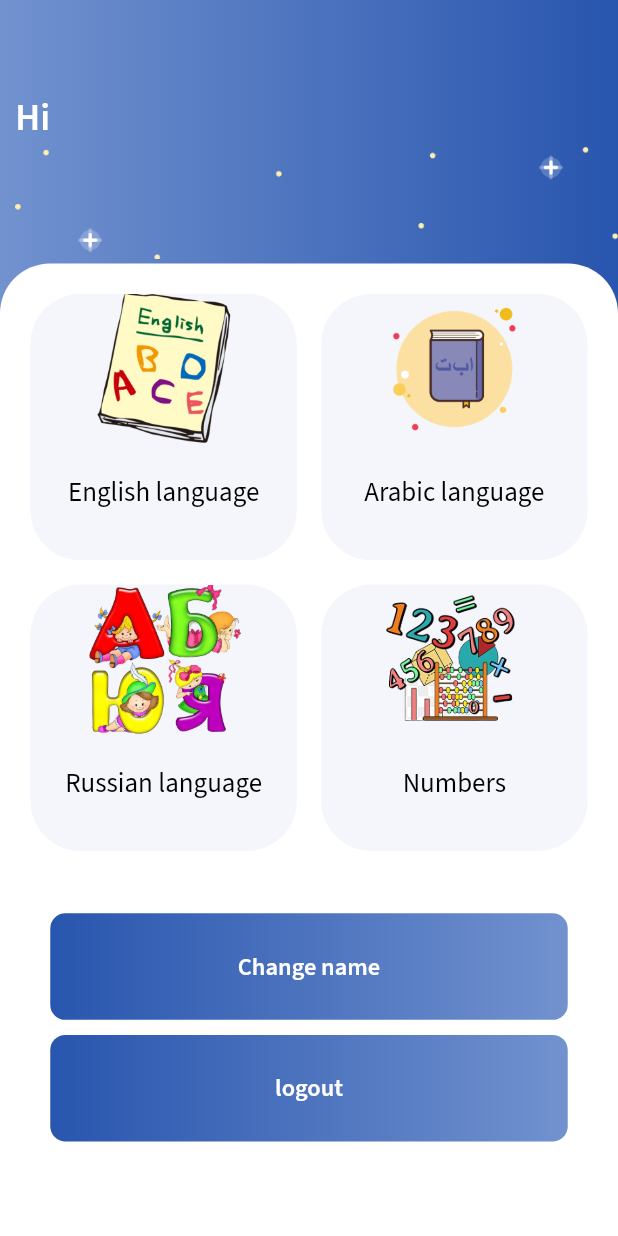
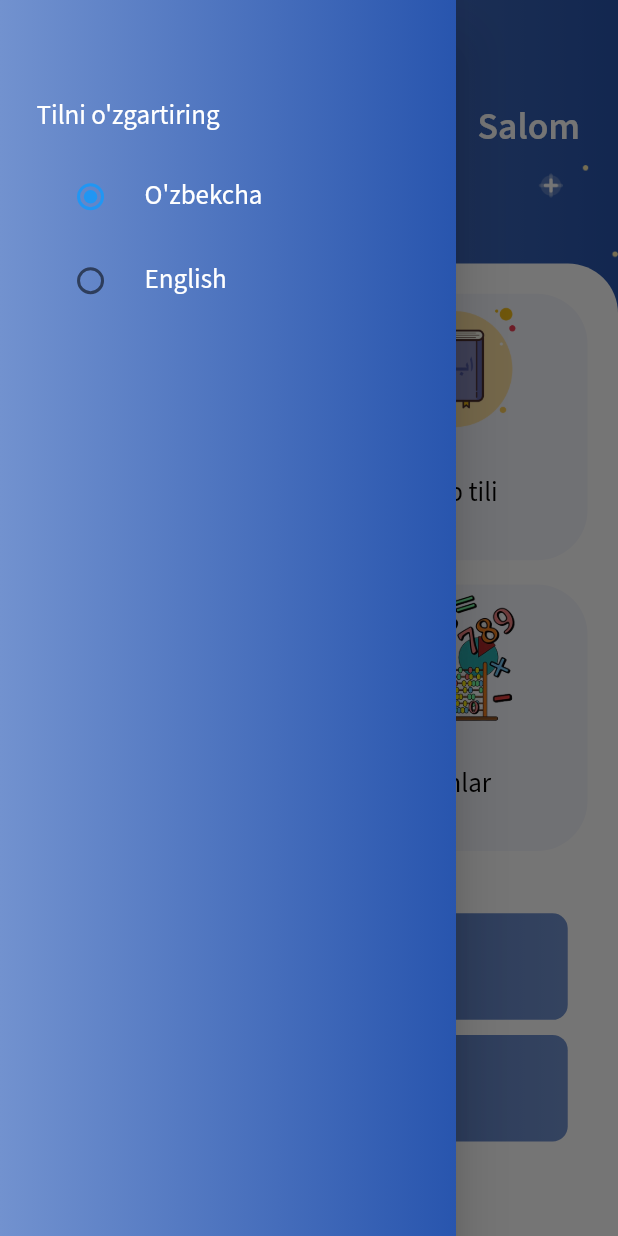
Before and after one commit to Ibrokihimbek/Brain-Kids, a Flutter app: the HomePage screen opened by its route, with the side drawer open (before the commit the screen has no drawer), on a phone screen of 412 x 824 dp. Run offline on Flutter 3.47's test engine with Material 2 defaults, Android fonts, the phone set to English and light mode, and no system bars; our stand-ins replace easy_localization, flutter_screenutil, google_fonts, shared_preferences; accounts and stored records are empty.

```diff
--- a/assets/translation/uz-UZ.json
+++ b/assets/translation/uz-UZ.json
@@ -1,5 +1,5 @@
 {
-    "BRAIN\nKIDS" : "AQLLI/nBOLALAR",
+    "Brain\nKids" : "AQLLI BOLALAR",
     "Register" : "Roʻyxatdan oʻtish",
     "Enter your Name" : "Ismingizni kiriting",
     "Please enter your name" : "Iltimos, ismingizni kiriting",
@@ -16,5 +16,7 @@
     "Cancel" : "Bekor qilish",
     "English alphabet" : "Ingliz tili alifbosi",
     "Arabic alphabet" : "Arab tili alifbosi",
-    "Russian alphabet" : "Rus tili alifbosi"
+    "Russian alphabet" : "Rus tili alifbosi",
+    "Change the language" : "Tilni o'zgartiring",
+    "Hi":"Salom"
 }
--- a/lib/main.dart
+++ b/lib/main.dart
@@ -14,7 +14,7 @@ void main() async {
   runApp(const MyApp());
   runApp(
     EasyLocalization(
-      startLocale: const Locale('en', 'US'),
+      startLocale: const Locale('uz', 'UZ'),
       supportedLocales: const [
         Locale('en', 'US'),
         Locale('uz', 'UZ'),
--- a/lib/models/tasks_model.dart
+++ b/lib/models/tasks_model.dart
@@ -28,6 +28,7 @@ class TasksModels {
     "G",
     "H",
     "I",
+    "J",
     "K",
     "L",
     "M",
@@ -46,15 +47,3 @@ class TasksModels {
     "Z",
   ];
 }
-
-List shuffle(List array) {
-  var random = Random();
-
-  for (var i = array.length - 1; i > 0; i--) {
-    var n = random.nextInt(i + 1);
-    var temp = array[i];
-    array[i] = array[n];
-    array[n] = temp;
-  }
-  return array;
-}
--- a/lib/screens/home_page.dart
+++ b/lib/screens/home_page.dart
@@ -7,6 +7,7 @@ import 'package:kids_brain/utils/app_images.dart';
 import 'package:kids_brain/utils/app_routes.dart';
 import 'package:kids_brain/widgets/button_widget.dart';
 import 'package:kids_brain/widgets/change_name_widget.dart';
+import 'package:kids_brain/widgets/settings_widget.dart';
 import 'package:shared_preferences/shared_preferences.dart';
 
 import '../local_data/storage_repository.dart';
@@ -18,6 +19,8 @@ class HomePage extends StatefulWidget {
   @override
   State<HomePage> createState() => _HomePageState();
 }
+
+GlobalKey<ScaffoldState> scaffoldKey = GlobalKey<ScaffoldState>();
 
 class _HomePageState extends State<HomePage> {
   @override
@@ -33,6 +36,20 @@ class _HomePageState extends State<HomePage> {
         ),
       ),
       child: Scaffold(
+        key: scaffoldKey,
+        drawer: Drawer(
+          child: Container(
+            decoration: const BoxDecoration(
+              gradient: LinearGradient(
+                colors: [
+                  AppColors.C_7292CF,
+                  AppColors.C_2855AE,
+                ],
+              ),
+            ),
+            child: const SettingsWidget(),
+          ),
+        ),
         backgroundColor: Colors.transparent,
         body: SafeArea(
           child: Column(
@@ -46,14 +63,29 @@ class _HomePageState extends State<HomePage> {
                   child: Column(
                     children: [
                       Row(
+                        mainAxisAlignment: MainAxisAlignment.spaceBetween,
+                        children: [
+                          IconButton(
+                            onPressed: () =>
+                                scaffoldKey.currentState!.openDrawer(),
+                            icon: Icon(
+                              Icons.menu_rounded,
+                              color: AppColors.C_FFFFFF,
+                              size: MediaQuery.of(context).size.height * 0.045,
+                            ),
+                          ),
+                          Padding(
+                            padding: const EdgeInsets.only(right: 20).r,
+                            child: Row(
                               children: [
                                 Text(
-                            "Hi",
+                                  "Hi".tr(),
                                   style: fontSourceSansProW600(
                                           appcolor: AppColors.C_FFFFFF)
                                       .copyWith(
                                     fontSize:
-                                  MediaQuery.of(context).size.height * 0.03.h,
+                                        MediaQuery.of(context).size.height *
+                                            0.03.h,
                                   ),
                                 ),
                                 Text(
@@ -62,7 +94,11 @@ class _HomePageState extends State<HomePage> {
                                           appcolor: AppColors.C_FFFFFF)
                                       .copyWith(
                                     fontSize:
-                                  MediaQuery.of(context).size.height * 0.03.h,
+                                        MediaQuery.of(context).size.height *
+                                            0.03.h,
+                                  ),
+                                ),
+                              ],
                             ),
                           ),
                         ],
--- a/lib/widgets/change_name_widget.dart
+++ b/lib/widgets/change_name_widget.dart
@@ -4,7 +4,6 @@ import 'package:flutter_screenutil/flutter_screenutil.dart';
 import 'package:kids_brain/utils/app_colors.dart';
 import 'package:kids_brain/widgets/button_widget.dart';
 import 'package:kids_brain/widgets/font_style_widget.dart';
-import 'package:kids_brain/widgets/media_query_widget.dart';
 
 class ChangeNameWidget extends StatefulWidget {
   ValueChanged<TextEditingController> newName;
@@ -63,7 +62,7 @@ class _ChangeNameWidgetState extends State<ChangeNameWidget> {
                     border: const OutlineInputBorder(),
                   ),
                 ),
-                SizedBox(height: AppHeight(context: context, size: 0.02)),
+                SizedBox(height: MediaQuery.of(context).size.height * 0.02.h,),
                 buttonLarge(
                   onTap: () {
                     widget.newName(cantrollerEditName);
@@ -72,7 +71,7 @@ class _ChangeNameWidgetState extends State<ChangeNameWidget> {
                   buttonName: 'Edit'.tr(),
                   buttonNameColor: AppColors.C_FFFFFF,
                 ),
-                SizedBox(height: AppHeight(context: context, size: 0.01)),
+                SizedBox(height: MediaQuery.of(context).size.height * 0.01.h,),
                 buttonLarge(
                   onTap: () {
                     Navigator.pop(context);
--- /dev/null
+++ b/lib/widgets/settings_widget.dart
@@ -0,0 +1,80 @@
+import 'package:easy_localization/easy_localization.dart';
+import 'package:flutter/material.dart';
+import 'package:flutter_screenutil/flutter_screenutil.dart';
+import 'package:kids_brain/utils/app_colors.dart';
+import 'package:kids_brain/widgets/font_style_widget.dart';
+
+class SettingsWidget extends StatefulWidget {
+  const SettingsWidget({super.key});
+
+  @override
+  State<SettingsWidget> createState() => _SettingsWidgetState();
+}
+
+int selectedLang = 1;
+
+class _SettingsWidgetState extends State<SettingsWidget> {
+  @override
+  Widget build(BuildContext context) {
+    switch (context.locale.languageCode) {
+      case 'uz':
+        selectedLang = 1;
+        break;
+      case 'en':
+        selectedLang = 2;
+        break;
+      default:
+    }
+    return Container(
+      padding: const EdgeInsets.all(24).r,
+      height: 340.h,
+      decoration: BoxDecoration(
+        borderRadius: BorderRadius.only(
+          topLeft: Radius.circular(16.r),
+          topRight: Radius.circular(16.r),
+        ),
+      ),
+      child: Column(
+        crossAxisAlignment: CrossAxisAlignment.start,
+        children: [
+          SizedBox(height: 40.h),
+          Text('Change the language'.tr(),
+              style: fontSourceSansProW400(appcolor: AppColors.C_FFFFFF)),
+          SizedBox(height: 12.h),
+          RadioListTile(
+            title: Text("O'zbekcha",
+                style: fontSourceSansProW400(appcolor: AppColors.C_FFFFFF)),
+            value: 1,
+            groupValue: selectedLang,
+            onChanged: ((value) {
+              setState(
+                () {
+                  selectedLang = value as int;
+                  context.setLocale(
+                    const Locale('uz', 'UZ'),
+                  );
+                },
+              );
+            }),
+          ),
+          RadioListTile(
+            title: Text("English",
+                style: fontSourceSansProW400(appcolor: AppColors.C_FFFFFF)),
+            value: 2,
+            groupValue: selectedLang,
+            onChanged: ((value) {
+              setState(
+                () {
+                  selectedLang = value as int;
+                  context.setLocale(
+                    const Locale('en', 'US'),
+                  );
+                },
+              );
+            }),
+          ),
+        ],
+      ),
+    );
+  }
+}
```
Also changed, not shown: lib/models/english_alphabet_model.dart (added, +49 -0 lines), lib/screens/login_page.dart (+10 -10 lines), lib/screens/questions_screens/arabic_question_page.dart (+4 -6 lines), lib/screens/questions_screens/english_question_page.dart (+21 -26 lines), lib/screens/questions_screens/mathematic_question_page.dart (+8 -10 lines), lib/screens/questions_screens/russian_question_page.dart (+4 -6 lines), lib/widgets/media_query_widget.dart (deleted, +0 -10 lines). Lines whose indentation alone changed are shown as unchanged.
